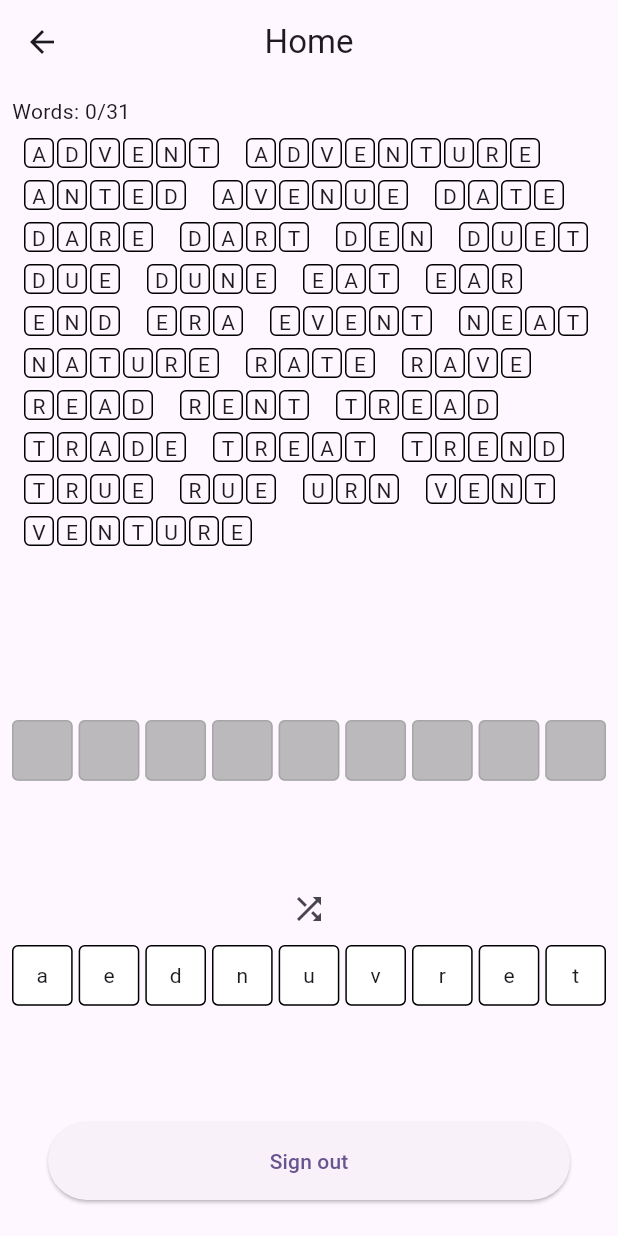
After one commit to DanielSeldura/mobile-3-session-1-stateful-management, a Flutter app: the WordShuffleScreen screen opened directly, after a tap on the "shuffle" icon, on a phone screen of 412 x 824 dp. The commit adds this screen. Run offline on Flutter 3.47's test engine with Material 3 defaults, Android fonts, the phone set to English and light mode, and no system bars; our stand-ins replace cloud_firestore, equatable, firebase_auth, firebase_core, firebase_storage, flutter_spinkit and 6 more; missing offline and left inert: github_sign_in_plus; accounts and stored records are empty.

Commit message:
Starting point text-twist

```diff
--- a/lib/src/controllers/auth_controller.dart
+++ b/lib/src/controllers/auth_controller.dart
@@ -30,15 +30,10 @@ class AuthController with ChangeNotifier {
     ],
   );
 
-  final GitHubSignIn gitHubSignIn = GitHubSignIn(
-      clientId: const String.fromEnvironment("GHCLIENT"),
-      clientSecret: const String.fromEnvironment("GHSECRET"),
-      redirectUrl:
-          "https://seldura-firebase-demo.firebaseapp.com/__/auth/handler");
+  final GitHubSignIn gitHubSignIn = GitHubSignIn(clientId: const String.fromEnvironment("GHCLIENT"), clientSecret: const String.fromEnvironment("GHSECRET"), redirectUrl: "https://seldura-firebase-demo.firebaseapp.com/__/auth/handler");
 
   listen() {
-    currentAuthedUser =
-        FirebaseAuth.instance.authStateChanges().listen(handleUserChanges);
+    currentAuthedUser = FirebaseAuth.instance.authStateChanges().listen(handleUserChanges);
   }
 
   void handleUserChanges(User? user) {
@@ -52,14 +47,12 @@ class AuthController with ChangeNotifier {
   }
 
   login(String userName, String password) async {
-    UserCredential userCredential = await FirebaseAuth.instance
-        .signInWithEmailAndPassword(email: userName, password: password);
+    FirebaseAuth.instance.signInWithEmailAndPassword(email: userName, password: password);
     // User? user  = userCredential.user;
   }
 
   register(String userName, String password) async {
-    UserCredential userCredential = await FirebaseAuth.instance
-        .createUserWithEmailAndPassword(email: userName, password: password);
+    FirebaseAuth.instance.createUserWithEmailAndPassword(email: userName, password: password);
     // User? user  = userCredential.user;
   }
 
@@ -79,8 +72,7 @@ class AuthController with ChangeNotifier {
     if (gitHubSignin.token == null) {
       throw Exception("No Signed in account / token is null");
     }
-    final OAuthCredential credential =
-        GithubAuthProvider.credential(gitHubSignin.token!);
+    final OAuthCredential credential = GithubAuthProvider.credential(gitHubSignin.token!);
     FirebaseAuth.instance.signInWithCredential(credential);
   }
 
--- a/lib/src/screens/home/home.screen.dart
+++ b/lib/src/screens/home/home.screen.dart
@@ -1,7 +1,5 @@
 import 'package:flutter/material.dart';
-import 'package:state_change_demo/src/controllers/auth_controller.dart';
-import 'package:state_change_demo/src/dialogs/waiting_dialog.dart';
-import 'package:state_change_demo/src/screens/home/queries_demo.screen.dart';
+import 'package:state_change_demo/src/screens/word_shuffle/word_shuffle.screen.dart';
 
 class HomeScreen extends StatelessWidget {
   static const String route = '/home';
@@ -12,52 +10,47 @@ class HomeScreen extends StatelessWidget {
 
   @override
   Widget build(BuildContext context) {
-    return Scaffold(
-      appBar: AppBar(
-        centerTitle: true,
-        title: const Text("Home"),
-      ),
-      bottomNavigationBar: SafeArea(
-        child: Container(
-          margin: const EdgeInsets.symmetric(horizontal: 24, vertical: 16),
-          height: 52,
-          child: ElevatedButton(
-            onPressed: () {
-              WaitingDialog.show(context, future: AuthController.I.logout());
-            },
-            child: const Text("Sign out"),
-          ),
-        ),
-      ),
-      body: const SafeArea(
-        // child: UserProfileScreen()
-        child: ProgrammaticallyScrollToIndexedItem(),
-      ),
-    );
+    return const WordShuffleScreen();
+    // return Scaffold(
+    //   appBar: AppBar(
+    //     centerTitle: true,
+    //     title: const Text("Home"),
+    //   ),
+    //   // bottomNavigationBar: SafeArea(
+    //   //   child: Container(
+    //   //     margin: const EdgeInsets.symmetric(horizontal: 24, vertical: 16),
+    //   //     height: 52,
+    //   //     child: ElevatedButton(
+    //   //       onPressed: () {
+    //   //         WaitingDialog.show(context, future: AuthController.I.logout());
+    //   //       },
+    //   //       child: const Text("Sign out"),
+    //   //     ),
+    //   //   ),
+    //   // ),
+    //   body: const SafeArea(
+    //     child: UserProfileScreen()
+    //   ),
+    // );
   }
 }
-
-
 
 class ProgrammaticallyScrollToIndexedItem extends StatefulWidget {
   const ProgrammaticallyScrollToIndexedItem({super.key});
 
   @override
-  State<ProgrammaticallyScrollToIndexedItem> createState() =>
-      _ProgrammaticallyScrollToIndexedItemState();
+  State<ProgrammaticallyScrollToIndexedItem> createState() => _ProgrammaticallyScrollToIndexedItemState();
 }
 
-class _ProgrammaticallyScrollToIndexedItemState
-    extends State<ProgrammaticallyScrollToIndexedItem> {
+class _ProgrammaticallyScrollToIndexedItemState extends State<ProgrammaticallyScrollToIndexedItem> {
   @override
   Widget build(BuildContext context) {
     return Column(
       children: [
         ListTile(
-          title: Text("Scroll to "),
+          title: const Text("Scroll to "),
           onTap: () {
-            Scrollable.ensureVisible(GlobalObjectKey(9).currentContext!,
-                duration: const Duration(milliseconds: 250));
+            Scrollable.ensureVisible(const GlobalObjectKey(9).currentContext!, duration: const Duration(milliseconds: 250));
           },
         ),
         Expanded(
--- a/lib/src/screens/stfulP_stfulP.dart
+++ b/lib/src/screens/stfulP_stfulP.dart
@@ -21,11 +21,11 @@ class StatefulParentAndChild extends StatefulWidget {
 class _StatefulParentAndChildState extends State<StatefulParentAndChild> {
   int _parentValue = 0;
 
-  void _incrementParent() {
-    setState(() {
-      _parentValue++;
-    });
-  }
+  // void _incrementParent() {
+  //   setState(() {
+  //     _parentValue++;
+  //   });
+  // }
 
   int x = 4, y = 2;
   num newV = 0;
--- /dev/null
+++ b/lib/src/screens/word_shuffle/word_shuffle.screen.dart
@@ -0,0 +1,284 @@
+import 'dart:math';
+
+import 'package:flutter/material.dart';
+import 'package:state_change_demo/src/controllers/auth_controller.dart';
+import 'package:state_change_demo/src/dialogs/waiting_dialog.dart';
+
+class WordShuffleScreen extends StatelessWidget {
+  const WordShuffleScreen({super.key});
+
+  @override
+  Widget build(BuildContext context) {
+    return Scaffold(
+        appBar: AppBar(
+          centerTitle: true,
+          title: const Text("Home"),
+        ),
+        body: const WordShuffle());
+  }
+}
+
+List<T> scramble<T>(Iterable<T> items) {
+  List<T> list = items.toList();
+  Random random = Random();
+  for (int i = list.length - 1; i > 0; i--) {
+    int j = random.nextInt(i + 1);
+    T temp = list[i];
+    list[i] = list[j];
+    list[j] = temp;
+  }
+  return list;
+}
+
+class WordShuffle extends StatefulWidget {
+  const WordShuffle({super.key});
+
+  @override
+  State<WordShuffle> createState() => _WordShuffleState();
+}
+
+class _WordShuffleState extends State<WordShuffle> {
+  late String finalWord;
+  late List<String> words;
+  late Map<int, String?> tiles;
+  late Map<int, String?> tileDestinations;
+
+  @override
+  void initState() {
+    super.initState();
+    finalWord = 'adventure';
+    words = [
+      "advent",
+      "adventure",
+      "anted",
+      "avenue",
+      "date",
+      "dare",
+      "dart",
+      "den",
+      "duet",
+      "due",
+      "dune",
+      "eat",
+      "ear",
+      "end",
+      "era",
+      "event",
+      "neat",
+      "nature",
+      "rate",
+      "rave",
+      "read",
+      "rent",
+      "tread",
+      "trade",
+      "treat",
+      "trend",
+      "true",
+      "rue",
+      "urn",
+      "vent",
+      "venture"
+    ];
+    tiles = {for (int i = 0; i < finalWord.characters.length; i++) i: scramble(finalWord.characters).elementAt(i)};
+    tileDestinations = {for (int i = 0; i < finalWord.characters.length; i++) i: null};
+  }
+
+  @override
+  Widget build(BuildContext context) {
+    return Padding(
+      padding: const EdgeInsets.all(8.0),
+      child: Column(
+        crossAxisAlignment: CrossAxisAlignment.stretch,
+        children: [
+          Row(
+            children: [Text("Words: 0/${words.length}")],
+          ),
+          AspectRatio(
+            aspectRatio: 1,
+            child: Padding(
+              padding: const EdgeInsets.all(8.0),
+              child: Wrap(
+                runSpacing: 8,
+                spacing: 16,
+                children: [
+                  for (String word in words)
+                    Row(
+                      mainAxisSize: MainAxisSize.min,
+                      children: [
+                        for (String letter in word.characters)
+                          Container(
+                            height: 20,
+                            width: 20,
+                            margin: const EdgeInsets.only(right: 2),
+                            decoration: BoxDecoration(border: Border.all(), borderRadius: BorderRadius.circular(4)),
+                            child: Center(child: Text(letter.toUpperCase())),
+                          )
+                      ],
+                    )
+                ],
+              ),
+            ),
+          ),
+          Flexible(
+            child: GridView.count(
+              padding: EdgeInsets.zero,
+              crossAxisCount: finalWord.characters.length,
+              childAspectRatio: 1,
+              crossAxisSpacing: 4,
+              physics: const NeverScrollableScrollPhysics(),
+              children: [
+                for (MapEntry<int, String?> tile in tileDestinations.entries)
+                  LayoutBuilder(builder: (context, constraints) {
+                    if (tile.value == null) {
+                      return DragTarget<MapEntry<int, String?>>(
+                        onWillAcceptWithDetails: (details) {
+                          return tile.value == null;
+                        },
+                        onAcceptWithDetails: (acceptDetails) {
+                          if (mounted) {
+                            setState(() {
+                              tileDestinations[tile.key] = acceptDetails.data.value;
+                              tiles[acceptDetails.data.key] = null;
+                            });
+                          }
+                        },
+                        builder: (BuildContext context, List<Object?> candidateData, List<dynamic> rejectedData) {
+                          return Container(
+                            constraints: constraints,
+                            decoration: BoxDecoration(
+                                border: Border.all(
+                                  color: Colors.grey.withOpacity(0.7),
+                                ),
+                                color: Colors.grey.withOpacity(0.7),
+                                borderRadius: BorderRadius.circular(4)),
+                          );
+                        },
+                      );
+                    }
+                    return Draggable<MapEntry<int, String?>>(
+                      data: tile,
+                      feedback: Container(
+                        constraints: constraints,
+                        decoration: BoxDecoration(color: Colors.white, border: Border.all(), borderRadius: BorderRadius.circular(4)),
+                        child: Center(child: Text(tile.value ?? '')),
+                      ),
+                      childWhenDragging: Container(
+                        constraints: constraints,
+                        decoration: BoxDecoration(
+                            border: Border.all(
+                              color: Colors.grey.withOpacity(0.7),
+                            ),
+                            color: Colors.grey.withOpacity(0.7),
+                            borderRadius: BorderRadius.circular(4)),
+                      ),
+                      child: Container(
+                        constraints: constraints,
+                        decoration: BoxDecoration(color: Colors.white, border: Border.all(), borderRadius: BorderRadius.circular(4)),
+                        child: Center(child: Text(tile.value ?? '')),
+                      ),
+                    );
+                  }),
+              ],
+            ),
+          ),
+          Row(
+            mainAxisAlignment: MainAxisAlignment.center,
+            children: [IconButton(onPressed: shuffleTiles, icon: const Icon(Icons.shuffle))],
+          ),
+          Flexible(
+            child: GridView.count(
+              padding: EdgeInsets.zero,
+              crossAxisCount: finalWord.characters.length,
+              childAspectRatio: 1,
+              crossAxisSpacing: 4,
+              physics: const NeverScrollableScrollPhysics(),
+              children: [
+                for (MapEntry<int, String?> tile in tiles.entries)
+                  LayoutBuilder(builder: (context, constraints) {
+                    if (tile.value == null) {
+                      return DragTarget<MapEntry<int, String?>>(
+                        onWillAcceptWithDetails: (details) {
+                          return tile.value == null;
+                        },
+                        onAcceptWithDetails: (acceptDetails) {
+                          if (mounted) {
+                            setState(() {
+                              tiles[tile.key] = acceptDetails.data.value;
+                              tileDestinations[acceptDetails.data.key] = null;
+                            });
+                          }
+                        },
+                        builder: (BuildContext context, List<Object?> candidateData, List<dynamic> rejectedData) {
+                          return Container(
+                            constraints: constraints,
+                            decoration: BoxDecoration(
+                                border: Border.all(
+                                  color: Colors.grey.withOpacity(0.7),
+                                ),
+                                color: Colors.grey.withOpacity(0.7),
+                                borderRadius: BorderRadius.circular(4)),
+                          );
+                        },
+                      );
+                    }
+                    return Draggable<MapEntry<int, String?>>(
+                      data: tile,
+                      feedback: Container(
+                        constraints: constraints,
+                        decoration: BoxDecoration(color: Colors.white, border: Border.all(), borderRadius: BorderRadius.circular(4)),
+                        child: Center(child: Text(tile.value ?? '')),
+                      ),
+                      childWhenDragging: Container(
+                        constraints: constraints,
+                        decoration: BoxDecoration(
+                            border: Border.all(
+                              color: Colors.grey.withOpacity(0.7),
+                            ),
+                            color: Colors.grey.withOpacity(0.7),
+                            borderRadius: BorderRadius.circular(4)),
+                      ),
+                      child: Container(
+                        constraints: constraints,
+                        decoration: BoxDecoration(color: Colors.white, border: Border.all(), borderRadius: BorderRadius.circular(4)),
+                        child: Center(child: Text(tile.value ?? '')),
+                      ),
+                    );
+                  }),
+              ],
+            ),
+          ),
+          SafeArea(
+            child: Container(
+              margin: const EdgeInsets.symmetric(horizontal: 24, vertical: 16),
+              height: 52,
+              child: ElevatedButton(
+                onPressed: () {
+                  WaitingDialog.show(context, future: AuthController.I.logout());
+                },
+                child: const Text("Sign out"),
+              ),
+            ),
+          ),
+        ],
+      ),
+    );
+  }
+
+  void shuffleTiles() {
+    List<String?> currentHand = tiles.values.toList();
+    print(currentHand);
+    currentHand = scramble(currentHand);
+    currentHand.sort((a, b) {
+      if (a == null && b != null) return 1;
+      if (a != null && b == null) return -1;
+      return 0;
+    });
+    print(currentHand);
+    for (int i = 0; i < currentHand.length; i++) {
+      tiles[i] = currentHand[i];
+    }
+    print(tiles);
+    setState(() {});
+  }
+}
```
Also changed, not shown: 42 other files.
